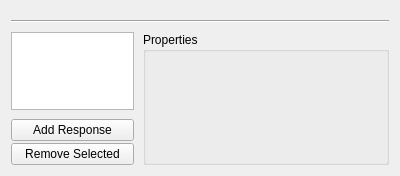
Before: the Qt Designer form frcpredict/ui/input/fluorophore/fluorophore_settings_w.ui in Bodeeen/Resolution_prediction_software, drawn with Qt 5.
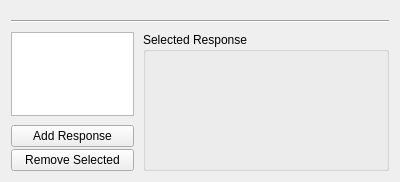
After: the same form once the commit is applied. Custom widgets are drawn as their Qt base class.

The edit to the form file:
```diff
--- a/frcpredict/ui/input/fluorophore/fluorophore_settings_w.ui
+++ b/frcpredict/ui/input/fluorophore/fluorophore_settings_w.ui
@@ -7,7 +7,7 @@
     <x>0</x>
     <y>0</y>
     <width>400</width>
-    <height>176</height>
+    <height>182</height>
    </rect>
   </property>
   <property name="windowTitle">
@@ -64,7 +64,7 @@
      <item>
       <widget class="QGroupBox" name="groupProperties">
        <property name="title">
-        <string>Properties</string>
+        <string>Selected Response</string>
        </property>
        <layout class="QGridLayout" name="gridLayout">
         <item row="0" column="0">
```
